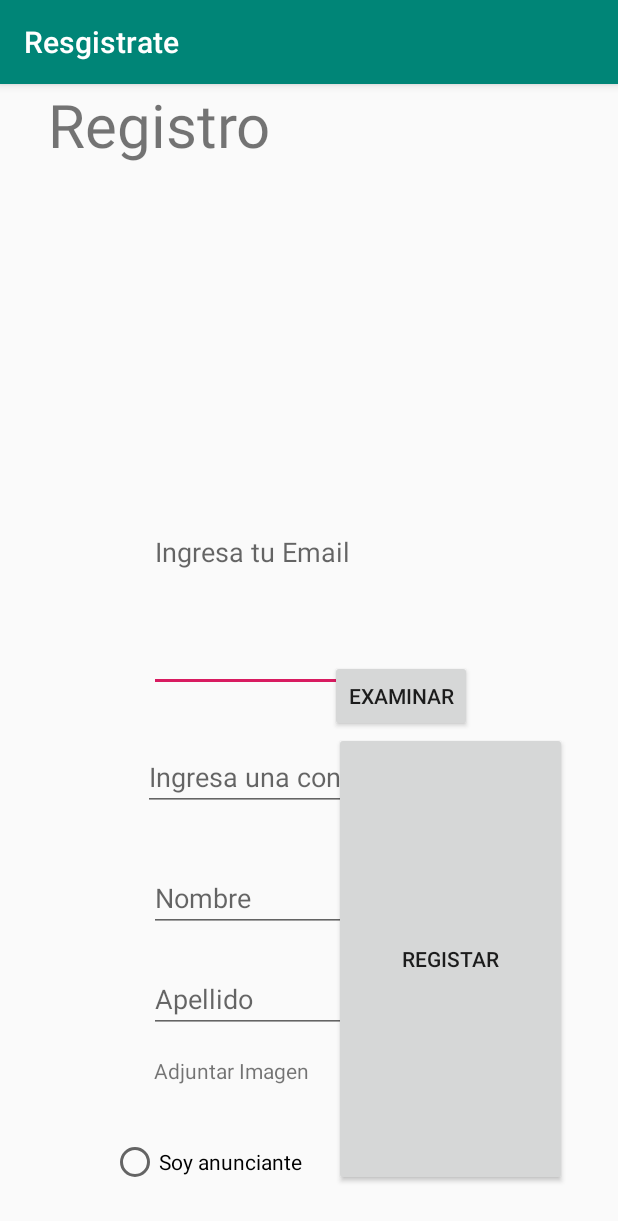
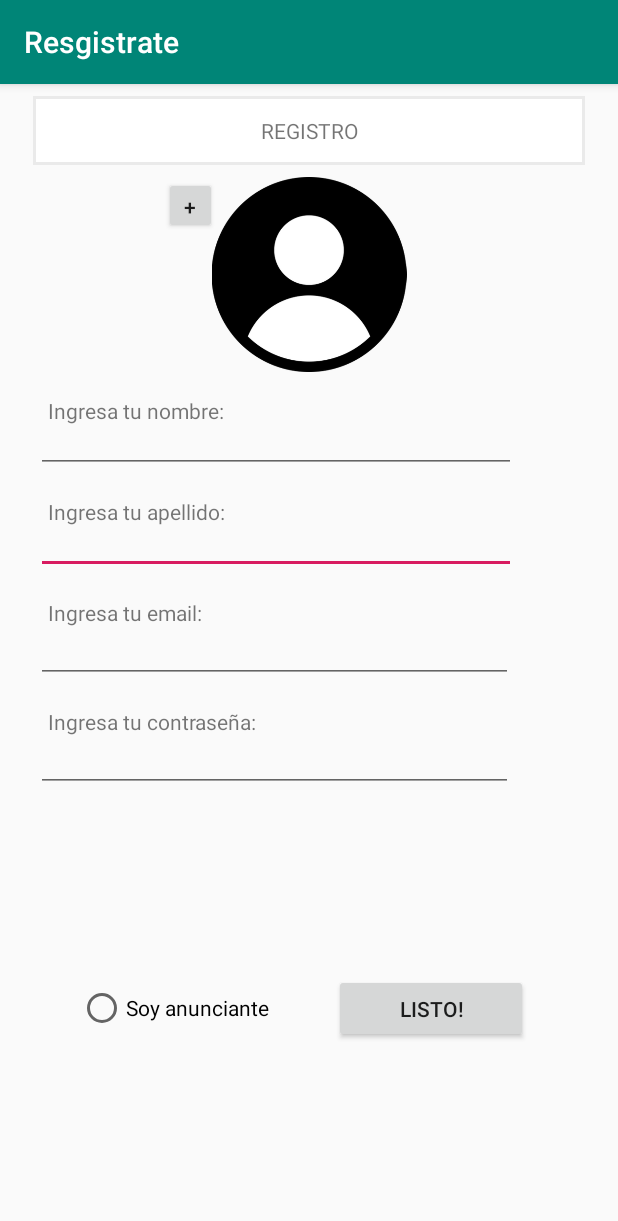
Before and after one commit to 1213lego/proyectoSoftware, an Android app: the RegistroUsuarioActivity screen opened directly, with no data from a screen before it, on a phone screen of 412 x 824 dp. Shown: the top 1221 px of the screen. Run offline under Robolectric (Android 15) with nearby library versions, the phone set to English and light mode, and no system bars.

Commit message:
Registro usuario finishi

```diff
--- a/InstaFood/app/src/main/AndroidManifest.xml
+++ b/InstaFood/app/src/main/AndroidManifest.xml
@@ -64,6 +64,7 @@
             android:name=".UI.RegistroRestauranteActivity"
             android:label="Registra tu Resturante" />
         <activity android:name=".UI.RestauranteActivity" />
+        <activity android:name=".UI.registroPlatoActivity"></activity>
     </application>
 
 </manifest>
--- /dev/null
+++ b/InstaFood/app/src/main/java/com/example/asd/instafood/UI/registroPlatoActivity.java
@@ -0,0 +1,15 @@
+package com.example.asd.instafood.UI;
+
+import android.support.v7.app.AppCompatActivity;
+import android.os.Bundle;
+
+import com.example.asd.instafood.R;
+
+public class registroPlatoActivity extends AppCompatActivity {
+
+    @Override
+    protected void onCreate(Bundle savedInstanceState) {
+        super.onCreate(savedInstanceState);
+        setContentView(R.layout.activity_registro_plato);
+    }
+}
--- /dev/null
+++ b/InstaFood/app/src/main/res/layout/activity_registro_plato.xml
@@ -0,0 +1,9 @@
+<?xml version="1.0" encoding="utf-8"?>
+<android.support.constraint.ConstraintLayout xmlns:android="http://schemas.android.com/apk/res/android"
+    xmlns:app="http://schemas.android.com/apk/res-auto"
+    xmlns:tools="http://schemas.android.com/tools"
+    android:layout_width="match_parent"
+    android:layout_height="match_parent"
+    tools:context=".UI.registroPlatoActivity">
+
+</android.support.constraint.ConstraintLayout>
--- a/InstaFood/app/src/main/res/layout/activity_registro_restaurante.xml
+++ b/InstaFood/app/src/main/res/layout/activity_registro_restaurante.xml
@@ -8,7 +8,7 @@
     tools:layout_editor_absoluteY="81dp">
 
     <LinearLayout
-        android:id="@+id/layoutTelContacto"
+        android:id="@+id/layoutPassword"
         android:layout_width="0dp"
         android:layout_height="wrap_content"
         android:layout_marginStart="8dp"
@@ -17,7 +17,7 @@
         android:orientation="vertical"
         app:layout_constraintEnd_toEndOf="parent"
         app:layout_constraintStart_toStartOf="parent"
-        app:layout_constraintTop_toBottomOf="@+id/linearLayoutNombre">
+        app:layout_constraintTop_toBottomOf="@+id/linearLayoutApellido">
 
         <TextView
             android:id="@+id/labTelefonoContacto"
@@ -27,7 +27,7 @@
             android:layout_marginTop="8dp"
             android:text="Teléfono de contacto del restaurante: "
             app:layout_constraintStart_toStartOf="parent"
-            app:layout_constraintTop_toTopOf="@+id/linearLayoutNombre" />
+            app:layout_constraintTop_toTopOf="@+id/linearLayoutApellido" />
 
         <EditText
             android:id="@+id/txtTelContacto"
@@ -36,8 +36,9 @@
             android:layout_marginStart="16dp"
             android:ems="10"
             android:inputType="textPersonName"
-            app:layout_constraintStart_toStartOf="@+id/linearLayoutNombre"
-            app:layout_constraintTop_toBottomOf="@+id/labNombre" />
+            app:layout_constraintStart_toStartOf="@+id/linearLayoutApellido"
+            app:layout_constraintTop_toBottomOf="@+id/labApellido" />
+
     </LinearLayout>
 
     <FrameLayout
@@ -87,26 +88,22 @@
     </FrameLayout>
 
     <LinearLayout
-        android:id="@+id/linearLayoutNombre"
-        android:layout_width="0dp"
+        android:id="@+id/linearLayoutApellido"
+        android:layout_width="368dp"
         android:layout_height="wrap_content"
-        android:layout_marginStart="8dp"
-        android:layout_marginEnd="8dp"
         android:orientation="vertical"
-        app:layout_constraintEnd_toEndOf="parent"
-        app:layout_constraintHorizontal_bias="0.0"
-        app:layout_constraintStart_toStartOf="parent"
-        app:layout_constraintTop_toBottomOf="@+id/frameImagen">
+        tools:layout_editor_absoluteX="8dp"
+        tools:layout_editor_absoluteY="184dp">
 
         <TextView
-            android:id="@+id/labNombre"
+            android:id="@+id/labApellido"
             android:layout_width="wrap_content"
             android:layout_height="wrap_content"
             android:layout_marginStart="24dp"
             android:layout_marginTop="8dp"
             android:text="Especifica el nombre del restaurante: "
             app:layout_constraintStart_toStartOf="parent"
-            app:layout_constraintTop_toTopOf="@+id/linearLayoutNombre" />
+            app:layout_constraintTop_toTopOf="@+id/linearLayoutApellido" />
 
         <EditText
             android:id="@+id/txtNombre"
@@ -115,8 +112,8 @@
             android:layout_marginStart="16dp"
             android:ems="10"
             android:inputType="textPersonName"
-            app:layout_constraintStart_toStartOf="@+id/linearLayoutNombre"
-            app:layout_constraintTop_toBottomOf="@+id/labNombre" />
+            app:layout_constraintStart_toStartOf="@+id/linearLayoutApellido"
+            app:layout_constraintTop_toBottomOf="@+id/labApellido" />
     </LinearLayout>
 
     <LinearLayout
@@ -129,7 +126,7 @@
         android:orientation="vertical"
         app:layout_constraintEnd_toEndOf="parent"
         app:layout_constraintStart_toStartOf="parent"
-        app:layout_constraintTop_toBottomOf="@+id/spinner6">
+        app:layout_constraintTop_toBottomOf="@+id/listaRestaurantes">
 
         <TextView
             android:id="@+id/labDescripcion"
@@ -147,17 +144,17 @@
     </LinearLayout>
 
     <TextView
-        android:id="@+id/textView18"
+        android:id="@+id/labTipoComida"
         android:layout_width="wrap_content"
         android:layout_height="wrap_content"
         android:layout_marginStart="36dp"
         android:layout_marginTop="20dp"
         android:text="Tipo de comida: "
         app:layout_constraintStart_toStartOf="parent"
-        app:layout_constraintTop_toBottomOf="@+id/layoutTelContacto" />
+        app:layout_constraintTop_toBottomOf="@+id/layoutPassword" />
 
     <Spinner
-        android:id="@+id/spinner6"
+        android:id="@+id/listaRestaurantes"
         android:layout_width="200dp"
         android:layout_height="25dp"
         android:layout_marginStart="8dp"
@@ -165,10 +162,11 @@
         android:layout_marginEnd="8dp"
         app:layout_constraintEnd_toEndOf="parent"
         app:layout_constraintHorizontal_bias="0.0"
-        app:layout_constraintStart_toEndOf="@+id/textView18"
-        app:layout_constraintTop_toBottomOf="@+id/layoutTelContacto" />
+        app:layout_constraintStart_toEndOf="@+id/labTipoComida"
+        app:layout_constraintTop_toBottomOf="@+id/layoutPassword" />
 
     <FrameLayout
+        android:id="@+id/frameLayout"
         android:layout_width="114dp"
         android:layout_height="38dp"
         android:layout_marginEnd="8dp"
@@ -184,20 +182,32 @@
             android:textSize="12sp" />
     </FrameLayout>
 
-    <LinearLayout
-        android:layout_width="217dp"
-        android:layout_height="58dp"
-        android:orientation="horizontal"
-        tools:layout_editor_absoluteX="84dp"
-        tools:layout_editor_absoluteY="424dp">
+    <TextView
+        android:id="@+id/labUbicarRestaurante"
+        android:layout_width="wrap_content"
+        android:layout_height="wrap_content"
+        android:layout_marginStart="8dp"
+        android:layout_marginTop="8dp"
+        android:layout_marginEnd="8dp"
+        android:text="Ubica tu restaurante"
+        app:layout_constraintEnd_toEndOf="parent"
+        app:layout_constraintStart_toStartOf="parent"
+        app:layout_constraintTop_toBottomOf="@+id/linearLayoutDescripcion" />
 
-        <TextView
-            android:id="@+id/labUbicarRestaurante"
-            android:layout_width="match_parent"
-            android:layout_height="wrap_content"
-            android:text="Ubica tu restaurante"
-            android:textAlignment="center" />
-
-    </LinearLayout>
+    <ImageButton
+        android:id="@+id/btnUbicarRestaurante"
+        android:layout_width="wrap_content"
+        android:layout_height="wrap_content"
+        android:layout_marginStart="8dp"
+        android:layout_marginTop="8dp"
+        android:layout_marginEnd="40dp"
+        android:layout_marginBottom="8dp"
+        android:src="@android:drawable/ic_menu_mylocation"
+        app:layout_constraintBottom_toBottomOf="parent"
+        app:layout_constraintEnd_toStartOf="@+id/frameLayout"
+        app:layout_constraintHorizontal_bias="0.987"
+        app:layout_constraintStart_toStartOf="parent"
+        app:layout_constraintTop_toBottomOf="@+id/labUbicarRestaurante"
+        app:layout_constraintVertical_bias="1.0" />
 
 </android.support.constraint.ConstraintLayout>
--- a/InstaFood/app/src/main/res/layout/activity_registro_usuario.xml
+++ b/InstaFood/app/src/main/res/layout/activity_registro_usuario.xml
@@ -7,132 +7,212 @@
     tools:context=".RegistroUsuarioActivity"
     tools:layout_editor_absoluteY="81dp">
 
+    <LinearLayout
+        android:id="@+id/linearLayoutApellido"
+        android:layout_width="0dp"
+        android:layout_height="wrap_content"
+        android:layout_marginStart="8dp"
+        android:layout_marginTop="8dp"
+        android:layout_marginEnd="8dp"
+        android:orientation="vertical"
+        app:layout_constraintEnd_toEndOf="parent"
+        app:layout_constraintHorizontal_bias="0.0"
+        app:layout_constraintStart_toStartOf="parent"
+        app:layout_constraintTop_toBottomOf="@+id/linearLayoutNombre">
+
+        <TextView
+            android:id="@+id/labApellido"
+            android:layout_width="wrap_content"
+            android:layout_height="wrap_content"
+            android:layout_marginStart="24dp"
+            android:layout_marginTop="8dp"
+            android:text="Ingresa tu apellido:"
+            app:layout_constraintStart_toStartOf="parent"
+            app:layout_constraintTop_toTopOf="@+id/linearLayoutApellido" />
+
+        <EditText
+            android:id="@+id/txtApellido"
+            android:layout_width="320dp"
+            android:layout_height="32dp"
+            android:layout_marginStart="16dp"
+            android:ems="10"
+            android:inputType="textPersonName"
+            app:layout_constraintStart_toStartOf="@+id/linearLayoutApellido"
+            app:layout_constraintTop_toBottomOf="@+id/labApellido" />
+    </LinearLayout>
+
+    <LinearLayout
+        android:id="@+id/layoutPassword"
+        android:layout_width="0dp"
+        android:layout_height="wrap_content"
+        android:layout_marginStart="8dp"
+        android:layout_marginTop="8dp"
+        android:layout_marginEnd="8dp"
+        android:orientation="vertical"
+        app:layout_constraintEnd_toEndOf="parent"
+        app:layout_constraintHorizontal_bias="0.0"
+        app:layout_constraintStart_toStartOf="parent"
+        app:layout_constraintTop_toBottomOf="@+id/layoutEmail">
+
+        <TextView
+            android:id="@+id/labPassword"
+            android:layout_width="wrap_content"
+            android:layout_height="wrap_content"
+            android:layout_marginStart="24dp"
+            android:layout_marginTop="8dp"
+            android:text="Ingresa tu contraseña:"
+            app:layout_constraintStart_toStartOf="parent"
+            app:layout_constraintTop_toTopOf="@+id/linearLayoutApellido" />
+
+        <EditText
+            android:id="@+id/txtPassword"
+            android:layout_width="318dp"
+            android:layout_height="37dp"
+            android:layout_marginStart="16dp"
+            android:ems="10"
+            android:inputType="textPassword"
+            app:layout_constraintStart_toStartOf="@+id/linearLayoutApellido"
+            app:layout_constraintTop_toBottomOf="@+id/labApellido" />
+
+    </LinearLayout>
+
+    <LinearLayout
+        android:id="@+id/linearLayoutNombre"
+        android:layout_width="0dp"
+        android:layout_height="wrap_content"
+        android:layout_marginStart="8dp"
+        android:layout_marginTop="8dp"
+        android:layout_marginEnd="8dp"
+        android:orientation="vertical"
+        app:layout_constraintEnd_toEndOf="parent"
+        app:layout_constraintHorizontal_bias="0.0"
+        app:layout_constraintStart_toStartOf="parent"
+        app:layout_constraintTop_toBottomOf="@+id/frameImagen">
+
+        <TextView
+            android:id="@+id/labNombre"
+            android:layout_width="wrap_content"
+            android:layout_height="wrap_content"
+            android:layout_marginStart="24dp"
+            android:layout_marginTop="8dp"
+            android:text="Ingresa tu nombre:"
+            app:layout_constraintStart_toStartOf="parent"
+            app:layout_constraintTop_toTopOf="@+id/linearLayoutApellido" />
+
+        <EditText
+            android:id="@+id/txtNombre"
+            android:layout_width="320dp"
+            android:layout_height="32dp"
+            android:layout_marginStart="16dp"
+            android:ems="10"
+            android:inputType="textPersonName"
+            app:layout_constraintStart_toStartOf="@+id/linearLayoutApellido"
+            app:layout_constraintTop_toBottomOf="@+id/labApellido" />
+    </LinearLayout>
+
+    <LinearLayout
+        android:id="@+id/layoutEmail"
+        android:layout_width="0dp"
+        android:layout_height="wrap_content"
+        android:layout_marginStart="8dp"
+        android:layout_marginTop="8dp"
+        android:layout_marginEnd="8dp"
+        android:orientation="vertical"
+        app:layout_constraintEnd_toEndOf="parent"
+        app:layout_constraintHorizontal_bias="0.0"
+        app:layout_constraintStart_toStartOf="parent"
+        app:layout_constraintTop_toBottomOf="@+id/linearLayoutApellido">
+
+        <TextView
+            android:id="@+id/labEmail"
+            android:layout_width="wrap_content"
+            android:layout_height="wrap_content"
+            android:layout_marginStart="24dp"
+            android:layout_marginTop="8dp"
+            android:text="Ingresa tu email:"
+            app:layout_constraintStart_toStartOf="parent"
+            app:layout_constraintTop_toTopOf="@+id/linearLayoutApellido" />
+
+        <EditText
+            android:id="@+id/txtEmail"
+            android:layout_width="318dp"
+            android:layout_height="37dp"
+            android:layout_marginStart="16dp"
+            android:ems="10"
+            android:inputType="textEmailAddress"
+            app:layout_constraintStart_toStartOf="@+id/linearLayoutApellido"
+            app:layout_constraintTop_toBottomOf="@+id/labApellido" />
+
+    </LinearLayout>
+
+    <FrameLayout
+        android:id="@+id/frameTitulo"
+        android:layout_width="368dp"
+        android:layout_height="46dp"
+        android:layout_marginStart="8dp"
+        android:layout_marginTop="8dp"
+        android:layout_marginEnd="8dp"
+        app:layout_constraintEnd_toEndOf="parent"
+        app:layout_constraintStart_toStartOf="parent"
+        app:layout_constraintTop_toTopOf="parent">
+
+        <TextView
+            android:id="@+id/labTitulo"
+            android:layout_width="match_parent"
+            android:layout_height="match_parent"
+            android:background="@drawable/border"
+            android:gravity="center"
+
+            android:text="REGISTRO"
+            android:textAlignment="center" />
+    </FrameLayout>
+
+    <FrameLayout
+        android:id="@+id/frameImagen"
+        android:layout_width="193dp"
+        android:layout_height="130dp"
+        android:layout_marginStart="8dp"
+        android:layout_marginTop="8dp"
+        android:layout_marginEnd="8dp"
+        app:layout_constraintEnd_toEndOf="parent"
+        app:layout_constraintStart_toStartOf="parent"
+        app:layout_constraintTop_toBottomOf="@+id/frameTitulo">
+
+        <ImageView
+            android:id="@+id/imgRestaurante"
+            android:layout_width="match_parent"
+            android:layout_height="match_parent"
+            android:src="@drawable/default_user" />
+
+        <Button
+            android:id="@+id/btnExaminar"
+            android:layout_width="35dp"
+            android:layout_height="38dp"
+            android:text="+" />
+    </FrameLayout>
+
     <RadioButton
         android:id="@+id/rbAnunciante"
-        android:layout_width="wrap_content"
+        android:layout_width="127dp"
         android:layout_height="wrap_content"
-        android:layout_marginStart="74dp"
-        android:layout_marginEnd="21dp"
-        android:layout_marginBottom="33dp"
+        android:layout_marginStart="52dp"
+        android:layout_marginTop="8dp"
+        android:layout_marginBottom="16dp"
         android:text="Soy anunciante"
         app:layout_constraintBottom_toBottomOf="parent"
-        app:layout_constraintEnd_toStartOf="@+id/btnRegistar"
         app:layout_constraintStart_toStartOf="parent"
-        app:layout_constraintTop_toBottomOf="@+id/textView2" />
+        app:layout_constraintTop_toBottomOf="@+id/layoutPassword" />
 
     <Button
         android:id="@+id/btnRegistar"
-        android:layout_width="0dp"
-        android:layout_height="0dp"
-        android:layout_marginEnd="34dp"
-        android:layout_marginBottom="33dp"
+        android:layout_width="129dp"
+        android:layout_height="46dp"
+        android:layout_marginEnd="60dp"
+        android:layout_marginBottom="8dp"
         android:onClick="createUser"
-        android:text="Registar"
+        android:text="Listo!"
         app:layout_constraintBottom_toBottomOf="parent"
         app:layout_constraintEnd_toEndOf="parent"
-        app:layout_constraintStart_toEndOf="@+id/rbAnunciante"
-        app:layout_constraintTop_toBottomOf="@+id/btnExaminar" />
-
-    <TextView
-        android:id="@+id/txtRegistro"
-        android:layout_width="wrap_content"
-        android:layout_height="0dp"
-        android:layout_marginStart="32dp"
-        android:layout_marginBottom="32dp"
-        android:text="Registro"
-        android:textSize="40sp"
-        app:layout_constraintBottom_toTopOf="@+id/txtCorreo"
-        app:layout_constraintStart_toStartOf="parent"
-        app:layout_constraintTop_toTopOf="parent" />
-
-    <EditText
-        android:id="@+id/txtCorreo"
-        android:layout_width="wrap_content"
-        android:layout_height="0dp"
-        android:layout_marginBottom="34dp"
-        android:ems="10"
-        android:hint="Ingresa tu Email"
-        android:inputType="textEmailAddress"
-        app:layout_constraintBottom_toTopOf="@+id/txtContraseña"
-        app:layout_constraintEnd_toEndOf="parent"
-        app:layout_constraintStart_toStartOf="parent"
-        app:layout_constraintTop_toBottomOf="@+id/txtRegistro" />
-
-    <EditText
-        android:id="@+id/txtContraseña"
-        android:layout_width="wrap_content"
-        android:layout_height="wrap_content"
-        android:layout_marginEnd="4dp"
-        android:layout_marginBottom="35dp"
-        android:ems="10"
-        android:hint="Ingresa una contraseña"
-        android:inputType="textPassword"
-        app:layout_constraintBottom_toTopOf="@+id/editText6"
-        app:layout_constraintEnd_toEndOf="@+id/txtCorreo"
-        app:layout_constraintTop_toBottomOf="@+id/txtCorreo" />
-
-    <EditText
-        android:id="@+id/editText6"
-        android:layout_width="wrap_content"
-        android:layout_height="wrap_content"
-        android:layout_marginBottom="22dp"
-        android:ems="10"
-        android:hint="Nombre"
-        android:inputType="textPersonName"
-        app:layout_constraintBottom_toTopOf="@+id/editText7"
-        app:layout_constraintStart_toStartOf="@+id/editText7"
-        app:layout_constraintTop_toBottomOf="@+id/txtContraseña" />
-
-    <EditText
-        android:id="@+id/editText7"
-        android:layout_width="wrap_content"
-        android:layout_height="wrap_content"
-        android:layout_marginBottom="15dp"
-        android:ems="10"
-        android:hint="Apellido"
-        android:inputType="textPersonName"
-        app:layout_constraintBottom_toTopOf="@+id/textView2"
-        app:layout_constraintEnd_toEndOf="@+id/textView2"
-        app:layout_constraintStart_toEndOf="@+id/textView2"
-        app:layout_constraintTop_toBottomOf="@+id/editText6" />
-
-    <Button
-        android:id="@+id/btnExaminar"
-        android:layout_width="wrap_content"
-        android:layout_height="wrap_content"
-        android:layout_marginTop="384dp"
-        android:text="Examinar"
-        app:layout_constraintBottom_toTopOf="@+id/btnRegistar"
-        app:layout_constraintEnd_toEndOf="parent"
-        app:layout_constraintStart_toEndOf="@+id/textView2"
-        app:layout_constraintTop_toTopOf="parent" />
-
-    <TextView
-        android:id="@+id/textView2"
-        android:layout_width="wrap_content"
-        android:layout_height="wrap_content"
-        android:layout_marginStart="5dp"
-        android:layout_marginEnd="14dp"
-        android:layout_marginBottom="35dp"
-        android:text="Adjuntar Imagen"
-        app:layout_constraintBottom_toTopOf="@+id/rbAnunciante"
-        app:layout_constraintEnd_toStartOf="@+id/btnExaminar"
-        app:layout_constraintHorizontal_chainStyle="packed"
-        app:layout_constraintStart_toStartOf="parent"
-        app:layout_constraintTop_toBottomOf="@+id/editText7" />
-
-    <LinearLayout
-        android:id="@+id/linearLayout"
-        android:layout_width="0dp"
-        android:layout_height="441dp"
-        android:layout_marginEnd="4dp"
-        android:layout_marginBottom="44dp"
-        android:orientation="vertical"
-        app:layout_constraintBottom_toBottomOf="parent"
-        app:layout_constraintEnd_toEndOf="parent"
-        app:layout_constraintHorizontal_bias="0.0"
-        app:layout_constraintStart_toStartOf="@+id/txtRegistro">
-
-    </LinearLayout>
+        app:layout_constraintTop_toBottomOf="@+id/layoutPassword" />
 
 </android.support.constraint.ConstraintLayout>
```
Also changed, not shown: InstaFood/app/src/main/res/drawable/adsadshb.jpg (added), InstaFood/app/src/main/res/drawable/descarga (2).png (deleted), InstaFood/app/src/main/res/drawable/ima.png, InstaFood/app/src/main/res/drawable/images.png (added).
